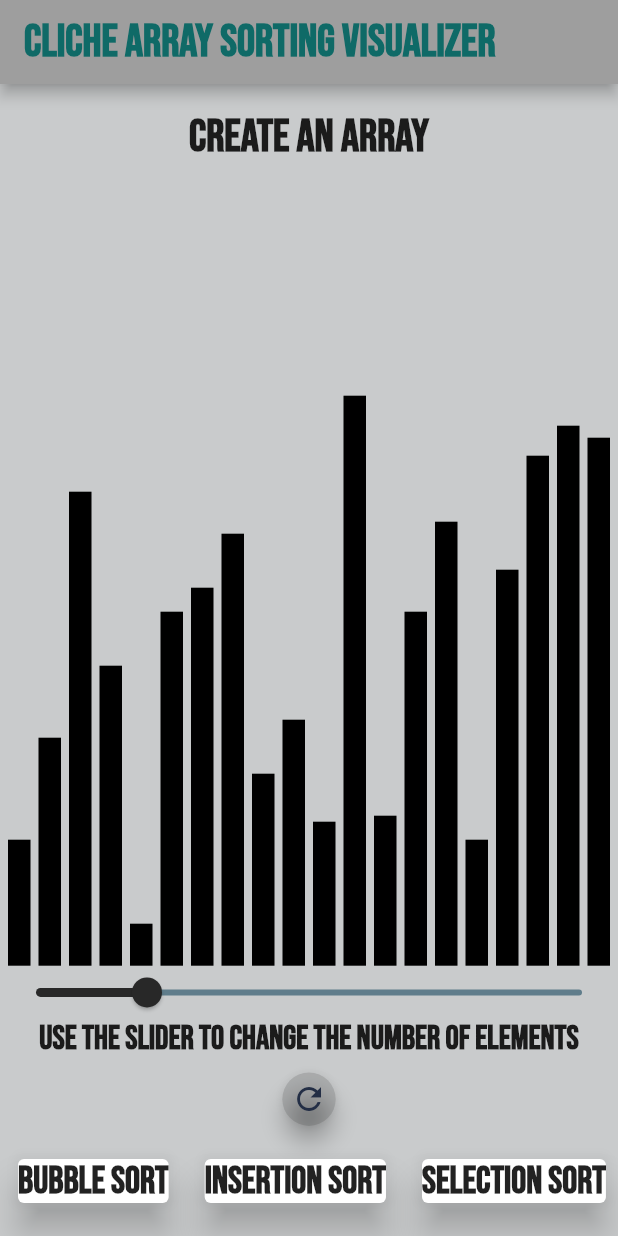
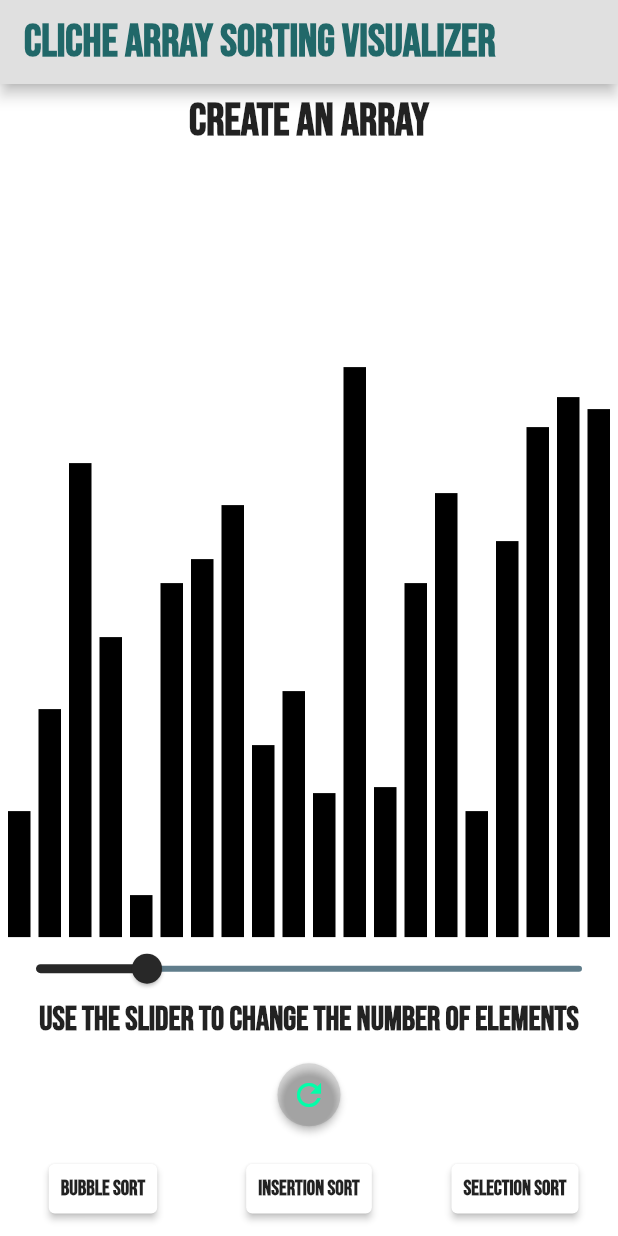
Before and after one commit to ArvindMundhe/Project-Cliche, a Flutter app: the screen it shows after launch, on a phone screen of 412 x 824 dp. Run offline on Flutter 3.47's test engine with Material 2 defaults, Android fonts, the phone set to English and light mode, and no system bars; our stand-ins replace lite_rolling_switch.

Commit message:
New Icons and some code refactoring
New Icons and some code refactoring

```diff
--- a/project_cliche/lib/main.dart
+++ b/project_cliche/lib/main.dart
@@ -5,6 +5,8 @@ import 'ArrayCreator.dart';
 import 'BubbleSort.dart';
 import 'InsertionSort.dart';
 import 'SelectionSort.dart';
+import 'package:lite_rolling_switch/lite_rolling_switch.dart';
+import 'ThemeProvider.dart';
 
 List<int> finalArrayOfNumbers;
 int finalTotalNumbers;
@@ -52,6 +54,7 @@ class MyHome extends StatefulWidget {
 
 class _MyHomeState extends State<MyHome> {
   double _currentSliderValue = 20;
+  bool isDark = true;
   @override
   Widget build(BuildContext context) {
     ArrayCreator arrayCreator = new ArrayCreator();
@@ -64,25 +67,29 @@ class _MyHomeState extends State<MyHome> {
 
     return Scaffold(
       appBar: AppBar(
-        backgroundColor: Colors.grey,
-        title: Text(
+        backgroundColor: Colors.grey[300],
+        title: Center(
+          child: Row(
+            children: [
+              Text(
                 'Cliche Array Sorting Visualizer',
                 style: TextStyle(
-              color: Color(0xff0F6A67),
+                    color: Color(0xff216869),
                     fontWeight: FontWeight.bold,
                     fontFamily: 'BebasNeue',
                     fontSize: 30),
               ),
+            ],
           ),
-      backgroundColor: Color(0xffC9CBCC),
+        ),
+      ),
+      backgroundColor: Colors.white,
       body: SafeArea(
         child: Column(
           mainAxisAlignment: MainAxisAlignment.spaceEvenly,
           children: [
-            Expanded(
-              child: SizedBox(
-                height: 10,
-              ),
+            SizedBox(
+              height: 7,
             ),
             Text(
               'Create an array',
@@ -92,7 +99,7 @@ class _MyHomeState extends State<MyHome> {
                   fontFamily: 'BebasNeue'),
             ),
             Expanded(
-              flex: 30,
+              flex: 25,
               child: Container(
                 child: Row(
                   mainAxisAlignment: MainAxisAlignment.spaceEvenly,
@@ -133,10 +140,11 @@ class _MyHomeState extends State<MyHome> {
             Expanded(
               flex: 2,
               child: FloatingActionButton(
+                elevation: 2,
                 backgroundColor: Colors.black12,
                 child: Icon(
                   Icons.refresh_outlined,
-                  color: Color(0xff232e45),
+                  color: Color(0xff01FFA9),
                 ),
                 onPressed: () {
                   setState(() {});
@@ -151,7 +159,9 @@ class _MyHomeState extends State<MyHome> {
               child: Row(
                 mainAxisAlignment: MainAxisAlignment.spaceEvenly,
                 children: [
-                  Hero(
+                  Expanded(
+                    flex: 1,
+                    child: Hero(
                       tag: "sortButton",
                       child: TextButton(
                         onPressed: () {
@@ -159,18 +169,24 @@ class _MyHomeState extends State<MyHome> {
                           print(finalArrayOfNumbers);
                         },
                         child: Card(
-                        elevation: 10,
+                          elevation: 2,
+                          child: Padding(
+                            padding: const EdgeInsets.all(8.0),
                             child: Text(
                               'Bubble Sort',
                               style: TextStyle(
                                 fontWeight: FontWeight.bold,
                                 fontFamily: 'BebasNeue',
-                              fontSize: 25),
                               ),
                             ),
                           ),
                         ),
-                  Hero(
+                      ),
+                    ),
+                  ),
+                  Expanded(
+                    flex: 1,
+                    child: Hero(
                       tag: 'InsertionGraph',
                       child: TextButton(
                         onPressed: () {
@@ -178,18 +194,24 @@ class _MyHomeState extends State<MyHome> {
                           print(finalArrayOfNumbers);
                         },
                         child: Card(
-                        elevation: 10,
+                          elevation: 2,
+                          child: Padding(
+                            padding: const EdgeInsets.all(8.0),
                             child: Text(
                               'Insertion Sort',
                               style: TextStyle(
                                 fontWeight: FontWeight.bold,
                                 fontFamily: 'BebasNeue',
-                              fontSize: 25),
                               ),
                             ),
                           ),
                         ),
-                  Hero(
+                      ),
+                    ),
+                  ),
+                  Expanded(
+                    flex: 1,
+                    child: Hero(
                       tag: 'SelectionGraph',
                       child: TextButton(
                         onPressed: () {
@@ -197,13 +219,17 @@ class _MyHomeState extends State<MyHome> {
                           print(finalArrayOfNumbers);
                         },
                         child: Card(
-                        elevation: 10,
+                          elevation: 2,
+                          child: Padding(
+                            padding: const EdgeInsets.all(8.0),
                             child: Text(
                               'Selection Sort',
                               style: TextStyle(
                                 fontWeight: FontWeight.bold,
                                 fontFamily: 'BebasNeue',
-                              fontSize: 25),
+                              ),
+                            ),
+                          ),
                         ),
                       ),
                     ),
@@ -211,9 +237,6 @@ class _MyHomeState extends State<MyHome> {
                 ],
               ),
             ),
-            SizedBox(
-              height: 10,
-            ),
           ],
         ),
       ),
--- a/project_cliche/pubspec.yaml
+++ b/project_cliche/pubspec.yaml
@@ -12,6 +12,7 @@ dependencies:
 
   cupertino_icons: ^1.0.2
   intl: ^0.17.0
+  lite_rolling_switch: ^0.1.1
 
 dev_dependencies:
   flutter_test:
```
Also changed, not shown: project_cliche/lib/BubbleSort.dart (+4 -3 lines), project_cliche/lib/InsertionSort.dart (+11 -10 lines), project_cliche/lib/SelectionSort.dart (+13 -8 lines), project_cliche/lib/ThemeProvider.dart (added, +12 -0 lines), project_cliche/pubspec.lock, 19 other files. Lines whose indentation alone changed are shown as unchanged.
